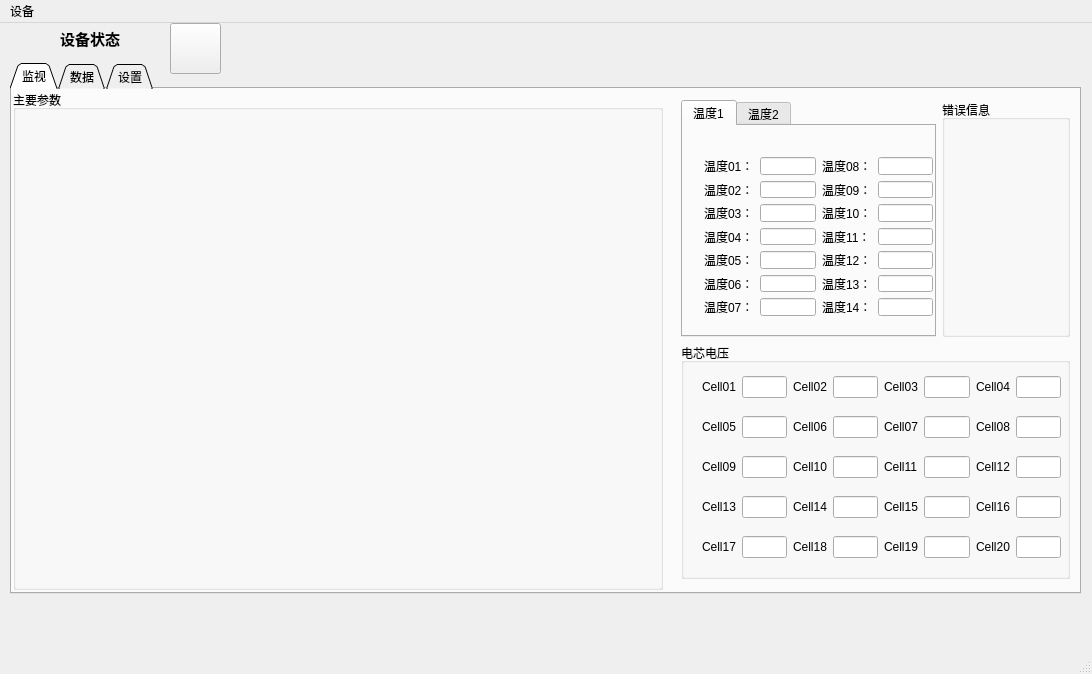
This is mainwindow.ui in zhuyanliang/GlobelCanTools as Qt 5 draws it before an edit. The edited form follows.
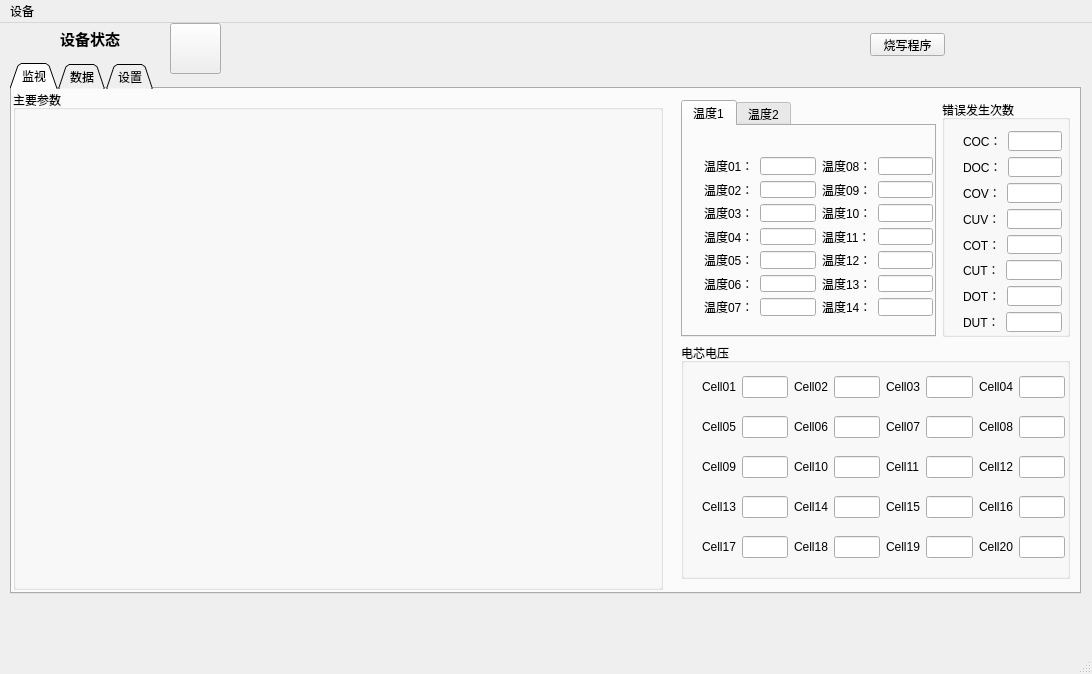
This is the edited form. The open tabs and pages were chosen to show the change.

Patch:
```diff
--- a/mainwindow.ui
+++ b/mainwindow.ui
@@ -79,7 +79,7 @@
         <height>501</height>
        </rect>
       </property>
-      <layout class="QVBoxLayout" name="verticalLayout_2">
+      <layout class="QVBoxLayout" name="verticalLayout_2" stretch="0,0">
        <item>
         <layout class="QHBoxLayout" name="horizontalLayout_7" stretch="2,1">
          <item>
@@ -271,8 +271,146 @@
             </sizepolicy>
            </property>
            <property name="title">
-            <string>错误信息</string>
+            <string>错误发生次数</string>
            </property>
+           <widget class="QWidget" name="layoutWidget">
+            <property name="geometry">
+             <rect>
+              <x>10</x>
+              <y>20</y>
+              <width>121</width>
+              <height>248</height>
+             </rect>
+            </property>
+            <layout class="QVBoxLayout" name="verticalLayout_4">
+             <item>
+              <layout class="QHBoxLayout" name="horizontalLayout_11" stretch="1,3">
+               <item>
+                <widget class="QLabel" name="labelCOC">
+                 <property name="text">
+                  <string>COC：</string>
+                 </property>
+                </widget>
+               </item>
+               <item>
+                <widget class="QLineEdit" name="lineEditCOC"/>
+               </item>
+              </layout>
+             </item>
+             <item>
+              <layout class="QHBoxLayout" name="horizontalLayout_12" stretch="1,3">
+               <item>
+                <widget class="QLabel" name="labelDOC">
+                 <property name="text">
+                  <string>DOC：</string>
+                 </property>
+                </widget>
+               </item>
+               <item>
+                <widget class="QLineEdit" name="lineEditDOC"/>
+               </item>
+              </layout>
+             </item>
+             <item>
+              <layout class="QHBoxLayout" name="horizontalLayout_13" stretch="1,3">
+               <item>
+                <widget class="QLabel" name="labelCOV">
+                 <property name="text">
+                  <string>COV：</string>
+                 </property>
+                </widget>
+               </item>
+               <item>
+                <widget class="QLineEdit" name="lineEditCOV"/>
+               </item>
+              </layout>
+             </item>
+             <item>
+              <layout class="QHBoxLayout" name="horizontalLayout_14" stretch="1,3">
+               <item>
+                <widget class="QLabel" name="labelCUV">
+                 <property name="text">
+                  <string>CUV：</string>
+                 </property>
+                </widget>
+               </item>
+               <item>
+                <widget class="QLineEdit" name="lineEditCUV"/>
+               </item>
+              </layout>
+             </item>
+             <item>
+              <layout class="QHBoxLayout" name="horizontalLayout_15" stretch="1,3">
+               <item>
+                <widget class="QLabel" name="labelCOT">
+                 <property name="text">
+                  <string>COT：</string>
+                 </property>
+                </widget>
+               </item>
+               <item>
+                <widget class="QLineEdit" name="lineEditCOT"/>
+               </item>
+              </layout>
+             </item>
+             <item>
+              <layout class="QHBoxLayout" name="horizontalLayout_16" stretch="1,3">
+               <item>
+                <widget class="QLabel" name="labelCUT">
+                 <property name="text">
+                  <string>CUT：</string>
+                 </property>
+                </widget>
+               </item>
+               <item>
+                <widget class="QLineEdit" name="lineEditCUT"/>
+               </item>
+              </layout>
+             </item>
+             <item>
+              <layout class="QHBoxLayout" name="horizontalLayout_17" stretch="1,3">
+               <item>
+                <widget class="QLabel" name="labelDOT">
+                 <property name="text">
+                  <string>DOT：</string>
+                 </property>
+                </widget>
+               </item>
+               <item>
+                <widget class="QLineEdit" name="lineEditDOT"/>
+               </item>
+              </layout>
+             </item>
+             <item>
+              <layout class="QHBoxLayout" name="horizontalLayout_18" stretch="1,3">
+               <item>
+                <widget class="QLabel" name="labelDUT">
+                 <property name="text">
+                  <string>DUT：</string>
+                 </property>
+                </widget>
+               </item>
+               <item>
+                <widget class="QLineEdit" name="lineEditDUT"/>
+               </item>
+              </layout>
+             </item>
+             <item>
+              <layout class="QHBoxLayout" name="horizontalLayout_19" stretch="1,3">
+               <item>
+                <widget class="QLabel" name="labelLTC_COM">
+                 <property name="text">
+                  <string>LTC：</string>
+                 </property>
+                </widget>
+               </item>
+               <item>
+                <widget class="QLineEdit" name="lineEditLTC_COM"/>
+               </item>
+              </layout>
+             </item>
+            </layout>
+           </widget>
           </widget>
          </item>
         </layout>
@@ -293,7 +431,7 @@
            <rect>
             <x>10</x>
             <y>10</y>
-            <width>381</width>
+            <width>385</width>
             <height>231</height>
            </rect>
           </property>
@@ -573,32 +711,6 @@
      <attribute name="title">
       <string>设置</string>
      </attribute>
-     <widget class="QPushButton" name="pushButtonWritePrograme">
-      <property name="geometry">
-       <rect>
-        <x>900</x>
-        <y>450</y>
-        <width>75</width>
-        <height>23</height>
-       </rect>
-      </property>
-      <property name="text">
-       <string>烧写程序</string>
-      </property>
-     </widget>
-     <widget class="QGroupBox" name="groupBoxSysPra">
-      <property name="geometry">
-       <rect>
-        <x>0</x>
-        <y>20</y>
-        <width>311</width>
-        <height>491</height>
-       </rect>
-      </property>
-      <property name="title">
-       <string>系统参数</string>
-      </property>
-     </widget>
     </widget>
    </widget>
    <widget class="QLabel" name="labelDevStatus">
@@ -635,6 +747,19 @@
      <string/>
     </property>
    </widget>
+   <widget class="QPushButton" name="pushButtonWritePrograme">
+    <property name="geometry">
+     <rect>
+      <x>870</x>
+      <y>10</y>
+      <width>75</width>
+      <height>23</height>
+     </rect>
+    </property>
+    <property name="text">
+     <string>烧写程序</string>
+    </property>
+   </widget>
   </widget>
   <widget class="QMenuBar" name="menuBar">
    <property name="geometry">
```
